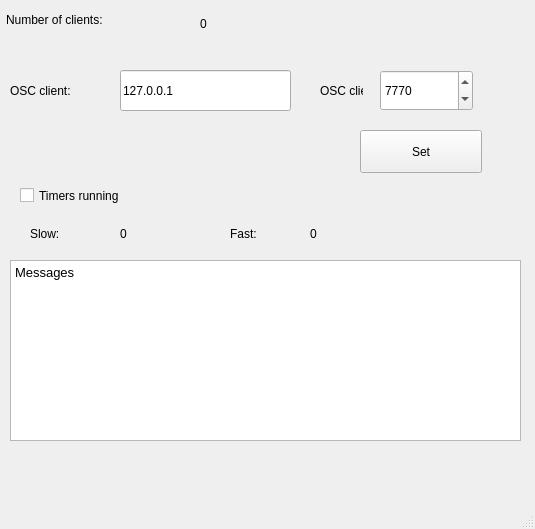
This is mainwindow.ui in tarmoj/PNP2020-server as Qt 5 draws it before an edit. The edited form follows.
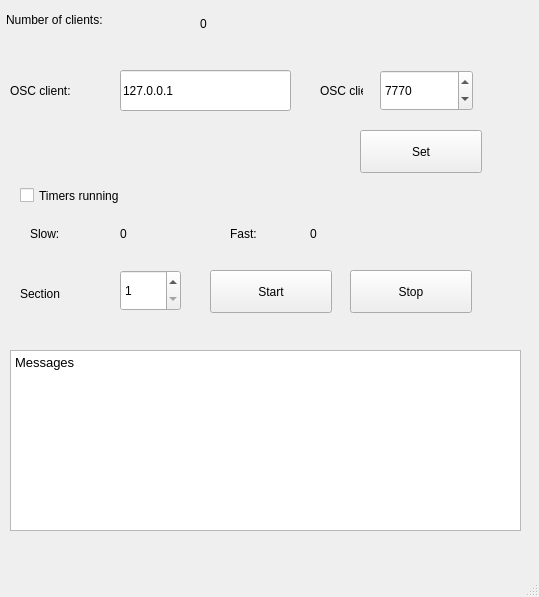
This is the edited form.

Commit message: sections, osc support and much more

Diff of the .ui file:
```diff
--- a/mainwindow.ui
+++ b/mainwindow.ui
@@ -6,8 +6,8 @@
    <rect>
     <x>0</x>
     <y>0</y>
-    <width>535</width>
-    <height>529</height>
+    <width>539</width>
+    <height>597</height>
    </rect>
   </property>
   <property name="windowTitle">
@@ -44,7 +44,7 @@
     <property name="geometry">
      <rect>
       <x>10</x>
-      <y>260</y>
+      <y>350</y>
       <width>511</width>
       <height>181</height>
      </rect>
@@ -190,6 +190,61 @@
      <string>0</string>
     </property>
    </widget>
+   <widget class="QSpinBox" name="sectionSpinBox">
+    <property name="geometry">
+     <rect>
+      <x>120</x>
+      <y>270</y>
+      <width>61</width>
+      <height>41</height>
+     </rect>
+    </property>
+    <property name="minimum">
+     <number>1</number>
+    </property>
+    <property name="maximum">
+     <number>8</number>
+    </property>
+   </widget>
+   <widget class="QLabel" name="label_6">
+    <property name="geometry">
+     <rect>
+      <x>20</x>
+      <y>280</y>
+      <width>85</width>
+      <height>27</height>
+     </rect>
+    </property>
+    <property name="text">
+     <string>Section</string>
+    </property>
+   </widget>
+   <widget class="QPushButton" name="startSectioButton">
+    <property name="geometry">
+     <rect>
+      <x>210</x>
+      <y>270</y>
+      <width>122</width>
+      <height>43</height>
+     </rect>
+    </property>
+    <property name="text">
+     <string>Start</string>
+    </property>
+   </widget>
+   <widget class="QPushButton" name="stopSectionButton">
+    <property name="geometry">
+     <rect>
+      <x>350</x>
+      <y>270</y>
+      <width>122</width>
+      <height>43</height>
+     </rect>
+    </property>
+    <property name="text">
+     <string>Stop</string>
+    </property>
+   </widget>
   </widget>
   <widget class="QStatusBar" name="statusBar"/>
  </widget>
```
The commit also changes 5 other files.
